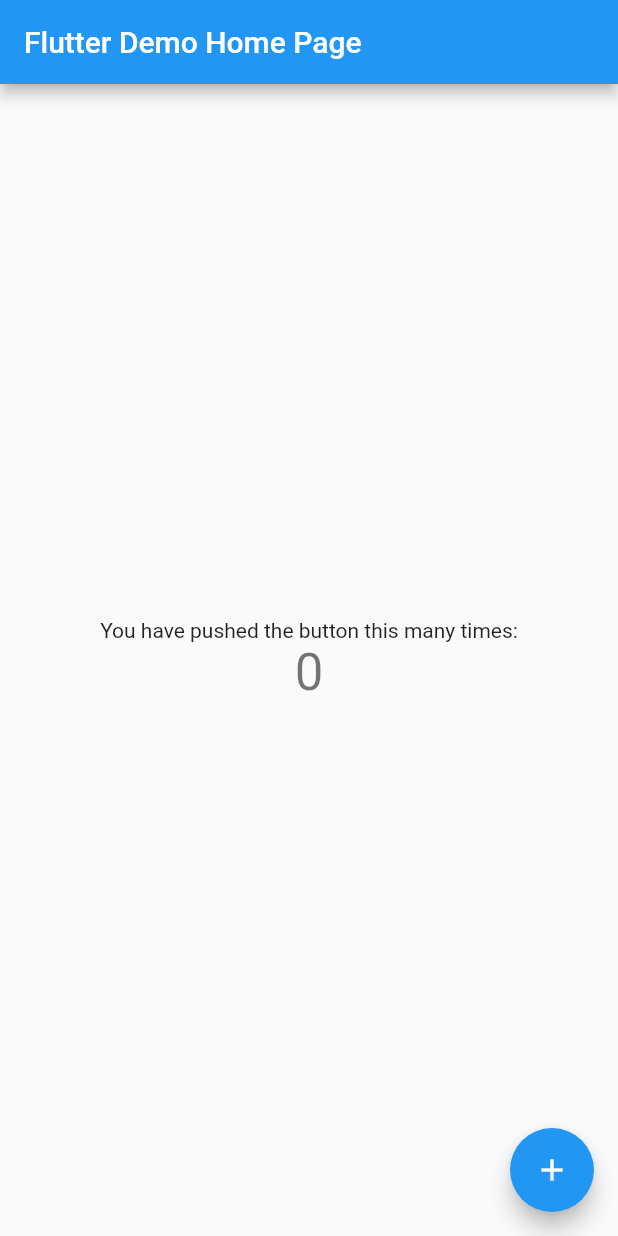
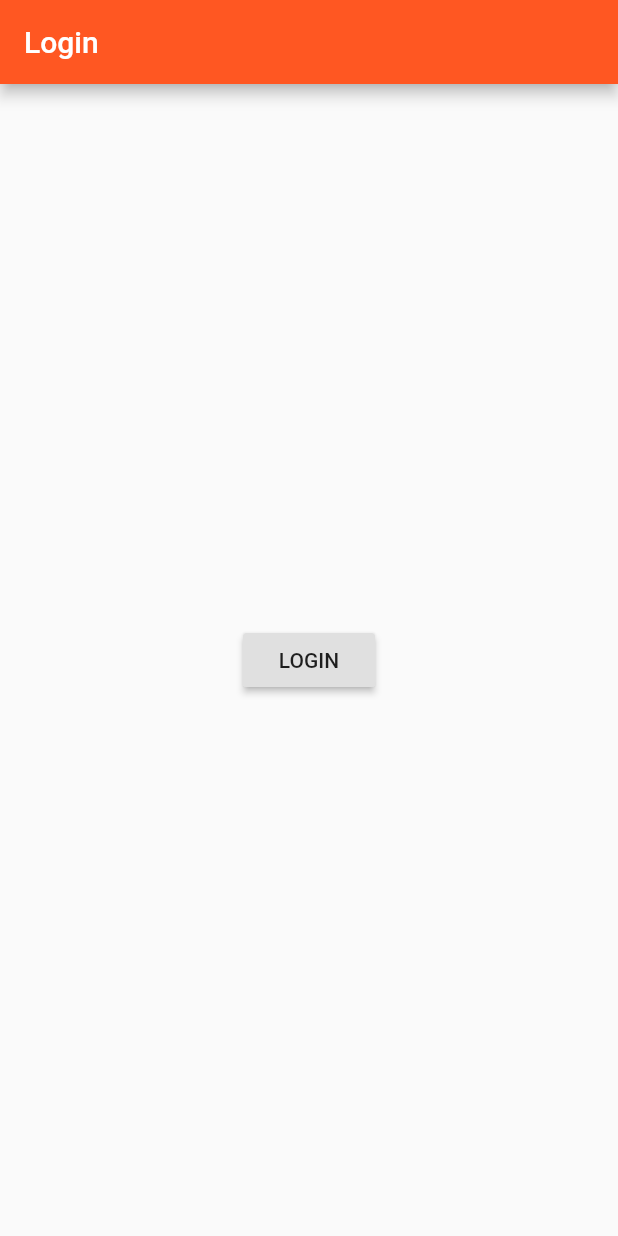
Before and after one commit to nimakarimipour/Jazb, a Flutter app: the screen it shows after launch, on a phone screen of 412 x 824 dp. Run offline on Flutter 3.47's test engine with Material 2 defaults, Android fonts, the phone set to English and light mode, and no system bars.

```diff
--- a/jazb/lib/main.dart
+++ b/jazb/lib/main.dart
@@ -1,111 +1,25 @@
 import 'package:flutter/material.dart';
+// import 'package:flutter/rendering.dart';
 
-void main() => runApp(MyApp());
+import './pages/auth.dart';
+
+void main() {
+  // debugPaintSizeEnabled = true;
+  // debugPaintBaselinesEnabled = true;
+  // debugPaintPointersEnabled = true;
+  runApp(MyApp());
+}
 
 class MyApp extends StatelessWidget {
-  // This widget is the root of your application.
   @override
   Widget build(BuildContext context) {
     return MaterialApp(
-      title: 'Flutter Demo',
+      // debugShowMaterialGrid: true,
       theme: ThemeData(
-        // This is the theme of your application.
-        //
-        // Try running your application with "flutter run". You'll see the
-        // application has a blue toolbar. Then, without quitting the app, try
-        // changing the primarySwatch below to Colors.green and then invoke
-        // "hot reload" (press "r" in the console where you ran "flutter run",
-        // or simply save your changes to "hot reload" in a Flutter IDE).
-        // Notice that the counter didn't reset back to zero; the application
-        // is not restarted.
-        primarySwatch: Colors.blue,
-      ),
-      home: MyHomePage(title: 'Flutter Demo Home Page'),
+          brightness: Brightness.light,
+          primarySwatch: Colors.deepOrange,
+          accentColor: Colors.deepPurple),
+      home: AuthPage(),
     );
   }
 }
-
-class MyHomePage extends StatefulWidget {
-  MyHomePage({Key key, this.title}) : super(key: key);
-
-  // This widget is the home page of your application. It is stateful, meaning
-  // that it has a State object (defined below) that contains fields that affect
-  // how it looks.
-
-  // This class is the configuration for the state. It holds the values (in this
-  // case the title) provided by the parent (in this case the App widget) and
-  // used by the build method of the State. Fields in a Widget subclass are
-  // always marked "final".
-
-  final String title;
-
-  @override
-  _MyHomePageState createState() => _MyHomePageState();
-}
-
-class _MyHomePageState extends State<MyHomePage> {
-  int _counter = 0;
-
-  void _incrementCounter() {
-    setState(() {
-      // This call to setState tells the Flutter framework that something has
-      // changed in this State, which causes it to rerun the build method below
-      // so that the display can reflect the updated values. If we changed
-      // _counter without calling setState(), then the build method would not be
-      // called again, and so nothing would appear to happen.
-      _counter++;
-    });
-  }
-
-  @override
-  Widget build(BuildContext context) {
-    // This method is rerun every time setState is called, for instance as done
-    // by the _incrementCounter method above.
-    //
-    // The Flutter framework has been optimized to make rerunning build methods
-    // fast, so that you can just rebuild anything that needs updating rather
-    // than having to individually change instances of widgets.
-    return Scaffold(
-      appBar: AppBar(
-        // Here we take the value from the MyHomePage object that was created by
-        // the App.build method, and use it to set our appbar title.
-        title: Text(widget.title),
-      ),
-      body: Center(
-        // Center is a layout widget. It takes a single child and positions it
-        // in the middle of the parent.
-        child: Column(
-          // Column is also layout widget. It takes a list of children and
-          // arranges them vertically. By default, it sizes itself to fit its
-          // children horizontally, and tries to be as tall as its parent.
-          //
-          // Invoke "debug painting" (press "p" in the console, choose the
-          // "Toggle Debug Paint" action from the Flutter Inspector in Android
-          // Studio, or the "Toggle Debug Paint" command in Visual Studio Code)
-          // to see the wireframe for each widget.
-          //
-          // Column has various properties to control how it sizes itself and
-          // how it positions its children. Here we use mainAxisAlignment to
-          // center the children vertically; the main axis here is the vertical
-          // axis because Columns are vertical (the cross axis would be
-          // horizontal).
-          mainAxisAlignment: MainAxisAlignment.center,
-          children: <Widget>[
-            Text(
-              'You have pushed the button this many times:',
-            ),
-            Text(
-              '$_counter',
-              style: Theme.of(context).textTheme.display1,
-            ),
-          ],
-        ),
-      ),
-      floatingActionButton: FloatingActionButton(
-        onPressed: _incrementCounter,
-        tooltip: 'Increment',
-        child: Icon(Icons.add),
-      ), // This trailing comma makes auto-formatting nicer for build methods.
-    );
-  }
-}
--- /dev/null
+++ b/jazb/lib/pages/auth.dart
@@ -0,0 +1,26 @@
+import 'package:flutter/material.dart';
+
+import './products.dart';
+
+class AuthPage extends StatelessWidget {
+  @override
+  Widget build(BuildContext context) {
+    return Scaffold(
+      appBar: AppBar(
+        title: Text('Login'),
+      ),
+      body: Center(
+        child: RaisedButton(
+          child: Text('LOGIN'),
+          onPressed: () {
+            Navigator.pushReplacement(
+              context,
+              MaterialPageRoute(
+                  builder: (BuildContext context) => ProductsPage()),
+            );
+          },
+        ),
+      ),
+    );
+  }
+}
--- a/jazb/pubspec.yaml
+++ b/jazb/pubspec.yaml
@@ -41,8 +41,8 @@ flutter:
   uses-material-design: true
 
   # To add assets to your application, add an assets section, like this:
-  # assets:
-  #  - images/a_dot_burr.jpeg
+  assets:
+  - assets/food.jpg
   #  - images/a_dot_ham.jpeg
 
   # An image asset can refer to one or more resolution-specific "variants", see
```
Also changed, not shown: jazb/lib/pages/product.dart (added, +44 -0 lines), jazb/lib/pages/products.dart (added, +15 -0 lines), jazb/lib/product_control.dart (added, +18 -0 lines), jazb/lib/product_manager.dart (added, +64 -0 lines), jazb/lib/products.dart (added, +63 -0 lines), jazb/assets/restaurant_interior_1.jpg (added), jazb/assets/restaurant_interior_2.jpg (added), jazb/assets/restaurant_interior_3.jpeg (added), jazb/assets/restaurant_interior_4.jpg (added), jazb/assets/restaurant_interior_5.jpg (added).
